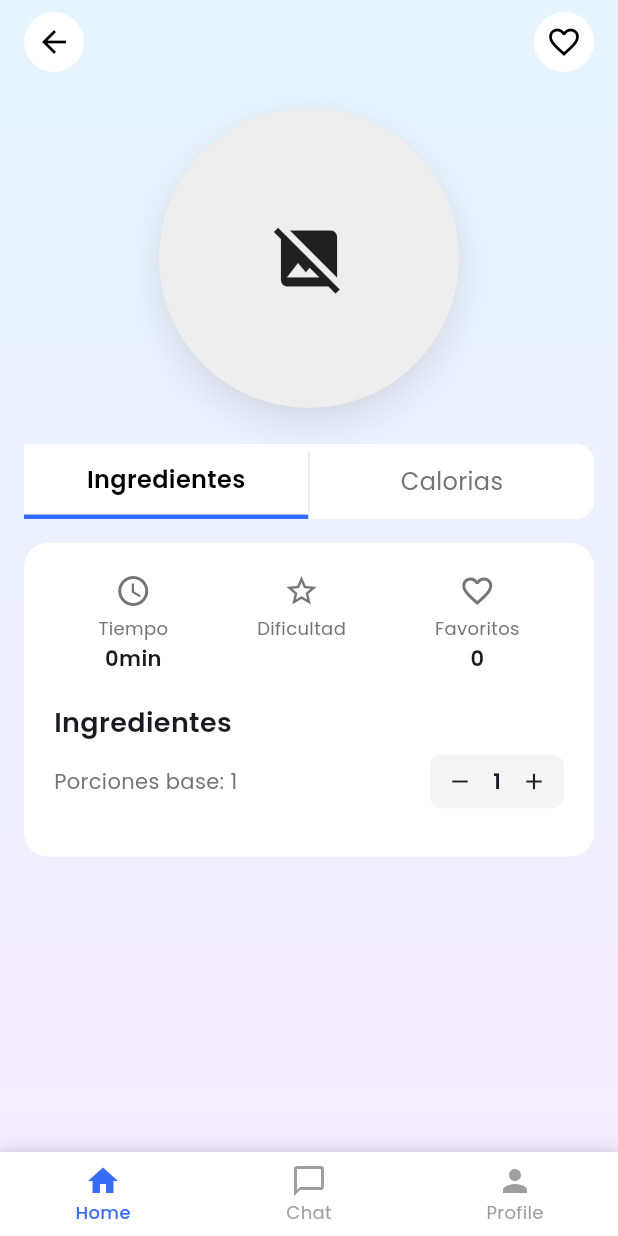
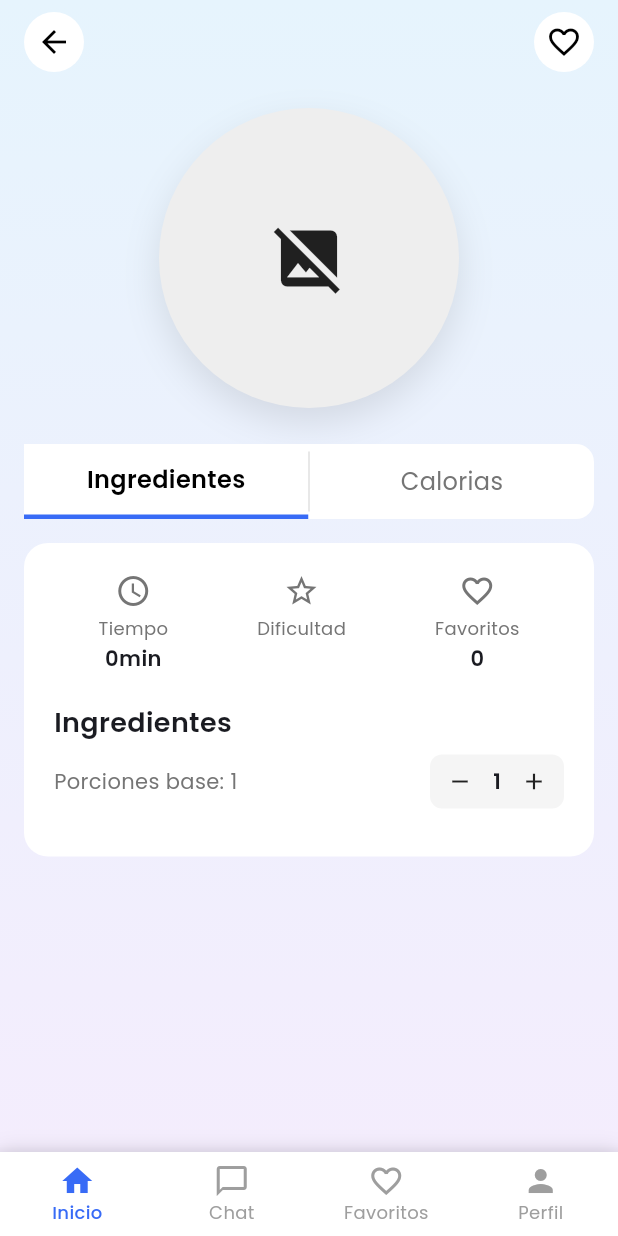
Before and after one commit to DiegoZM1006/receta-ya, a Flutter app: the RecipeDetailScreen screen opened directly with empty values, on a phone screen of 412 x 824 dp. Run offline on Flutter 3.47's test engine with Material 3 defaults, Android fonts, the phone set to English and light mode, and no system bars; our stand-ins replace bloc, flutter_bloc, google_fonts, supabase_flutter; accounts and stored records are empty; network calls fail.

Commit message:
fix: fixing navigation bar in recipe details

```diff
--- a/lib/features/recipes/ui/recipe_detail_screen.dart
+++ b/lib/features/recipes/ui/recipe_detail_screen.dart
@@ -13,6 +13,7 @@ import 'package:receta_ya/features/favorites/domain/usecases/add_favorite_usecas
 import 'package:receta_ya/features/favorites/domain/usecases/remove_favorite_usecase.dart';
 import 'package:receta_ya/features/favorites/domain/usecases/is_favorite_usecase.dart';
 import 'package:receta_ya/features/favorites/domain/usecases/get_favorites_count_usecase.dart';
+import 'package:receta_ya/features/home/ui/main_screen.dart';
 
 class RecipeDetailScreen extends StatefulWidget {
   final String recipeId;
@@ -156,12 +157,12 @@ class _RecipeDetailScreenState extends State<RecipeDetailScreen> {
             ],
           ),
           child: BottomNavigationBar(
-            currentIndex: 0, // Home está seleccionado ya que venimos de ahí
+            currentIndex: 0,
             onTap: (index) {
-              // Volver a MainScreen
-              if (Navigator.of(context).canPop()) {
-                Navigator.of(context).pop();
-              }
+              Navigator.of(context).pushAndRemoveUntil(
+                MaterialPageRoute(builder: (_) => MainScreen(initialIndex: index)),
+                (route) => false,
+              );
             },
             type: BottomNavigationBarType.fixed,
             backgroundColor: Colors.white,
@@ -176,14 +177,18 @@ class _RecipeDetailScreenState extends State<RecipeDetailScreen> {
               fontWeight: FontWeight.w400,
             ),
             items: const [
-              BottomNavigationBarItem(icon: Icon(Icons.home), label: 'Home'),
+              BottomNavigationBarItem(icon: Icon(Icons.home), label: 'Inicio'),
               BottomNavigationBarItem(
                 icon: Icon(Icons.chat_bubble_outline),
                 label: 'Chat',
               ),
               BottomNavigationBarItem(
+                icon: Icon(Icons.favorite_border),
+                label: 'Favoritos',
+              ),
+              BottomNavigationBarItem(
                 icon: Icon(Icons.person),
-                label: 'Profile',
+                label: 'Perfil',
               ),
             ],
           ),
```
Also changed, not shown: lib/features/home/ui/main_screen.dart (+10 -1 lines).
